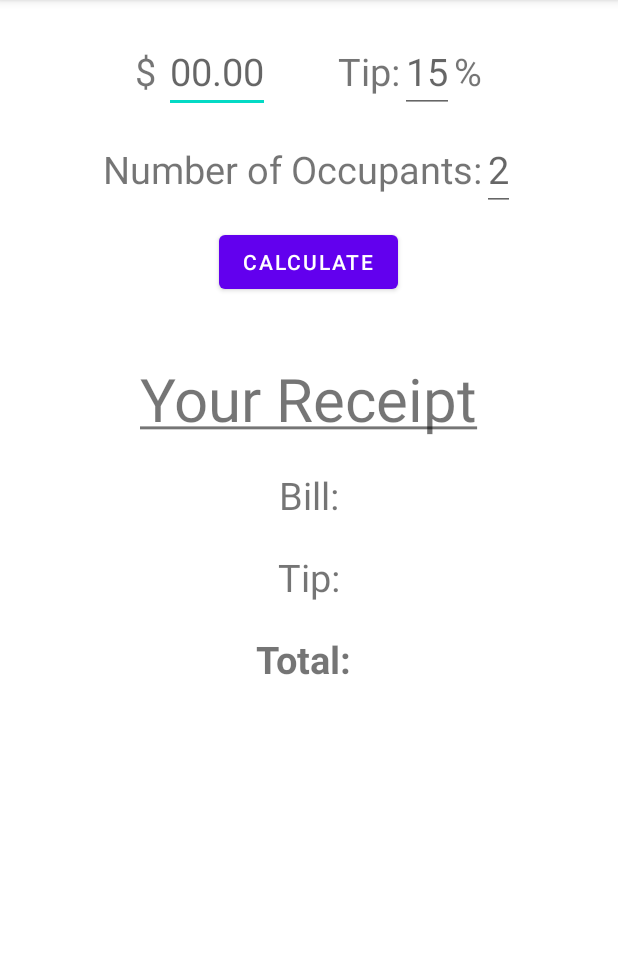
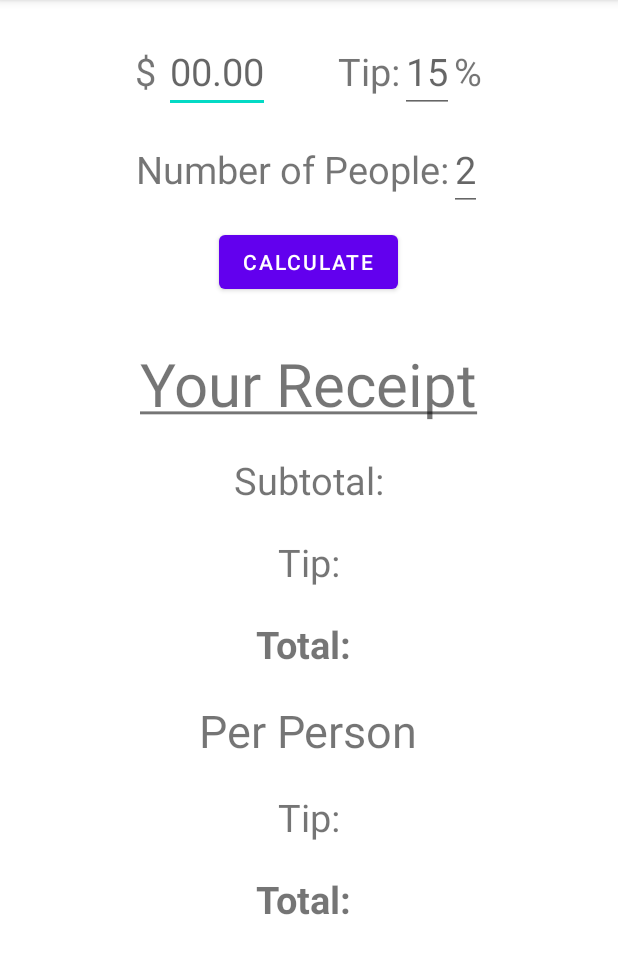
Before and after one commit to Compulex/SplitBill, an Android app: the screen it shows after launch (MainActivity), on a phone screen of 412 x 824 dp, the part 84-1058 px from its top. Run offline under Robolectric (Android 15) with nearby library versions, the phone set to English and light mode, and no system bars.

Commit message:
Part two: set up views for the total calculated per person

```diff
--- a/app/src/main/res/layout/activity_main.xml
+++ b/app/src/main/res/layout/activity_main.xml
@@ -58,6 +58,7 @@
             android:textSize="25sp"/>
     </TableRow>
 
+    <!--Number of people-->
     <TableRow
         android:layout_width="wrap_content"
         android:layout_height="wrap_content"
@@ -94,10 +95,11 @@
         android:layout_width="wrap_content"
         android:layout_height="wrap_content"
         android:layout_gravity="center"
-        android:layout_marginTop="40sp"
+        android:layout_marginTop="30dp"
         android:text="@string/receipt"
         android:textSize="40sp"/>
 
+    <!--Subtotal-->
     <TableRow
         android:layout_width="wrap_content"
         android:layout_height="wrap_content"
@@ -108,17 +110,18 @@
             android:layout_width="wrap_content"
             android:layout_height="wrap_content"
             android:layout_gravity="center"
-            android:text="@string/bill"
+            android:text="@string/subtotal"
             android:textSize="25sp"/>
 
         <TextView
-            android:id="@+id/bill"
+            android:id="@+id/subtotal"
             android:layout_width="wrap_content"
             android:layout_height="wrap_content"
             android:layout_gravity="center"
             android:textSize="25sp"/>
     </TableRow>
 
+    <!--Tip-->
     <TableRow
         android:layout_width="wrap_content"
         android:layout_height="wrap_content"
@@ -140,6 +143,7 @@
             android:textSize="25sp"/>
     </TableRow>
 
+    <!--Total-->
     <TableRow
         android:layout_width="wrap_content"
         android:layout_height="wrap_content"
@@ -160,4 +164,71 @@
             android:layout_gravity="center"
             android:textSize="25sp"/>
     </TableRow>
+
+    <!--Per person-->
+    <TableRow
+        android:layout_width="wrap_content"
+        android:layout_height="wrap_content"
+        android:layout_gravity="center"
+        android:layout_marginTop="20dp">
+
+        <TextView
+            android:layout_width="wrap_content"
+            android:layout_height="wrap_content"
+            android:layout_gravity="center"
+            android:text="@string/per"
+            android:textSize="30sp"/>
+
+        <TextView
+            android:id="@+id/num_ppl"
+            android:layout_width="wrap_content"
+            android:layout_height="wrap_content"
+            android:layout_gravity="center"
+            android:textSize="20sp"/>
+    </TableRow>
+
+    <!--Tip Each-->
+    <TableRow
+        android:layout_width="wrap_content"
+        android:layout_height="wrap_content"
+        android:layout_gravity="center"
+        android:layout_marginTop="20dp">
+
+        <TextView
+            android:layout_width="wrap_content"
+            android:layout_height="wrap_content"
+            android:layout_gravity="center"
+            android:text="@string/tip"
+            android:textSize="25sp"/>
+
+        <TextView
+            android:id="@+id/tip_each"
+            android:layout_width="wrap_content"
+            android:layout_height="wrap_content"
+            android:layout_gravity="center"
+            android:textSize="25sp"/>
+    </TableRow>
+
+    <!--Total Each-->
+    <TableRow
+        android:layout_width="wrap_content"
+        android:layout_height="wrap_content"
+        android:layout_gravity="center"
+        android:layout_marginTop="20dp">
+
+        <TextView
+            android:layout_width="wrap_content"
+            android:layout_height="wrap_content"
+            android:layout_gravity="center"
+            android:text="@string/total"
+            android:textSize="25sp"/>
+
+        <TextView
+            android:id="@+id/total_each"
+            android:layout_width="wrap_content"
+            android:layout_height="wrap_content"
+            android:layout_gravity="center"
+            android:textSize="25sp"/>
+    </TableRow>
+
 </LinearLayout>
--- a/app/src/main/res/values/strings.xml
+++ b/app/src/main/res/values/strings.xml
@@ -5,10 +5,12 @@
     <string name="tip">Tip: </string>
     <string name="placeholder_tip">15</string>
     <string name="percent_sign">%</string>
-    <string name="ppl">Number of Occupants: </string>
+    <string name="ppl">Number of People: </string>
     <string name="placeholder_ppl">2</string>
     <string name="calc_btn">Calculate</string>
     <string name="receipt"><u>Your Receipt</u></string>
-    <string name="bill">Bill: </string>
+    <string name="subtotal">Subtotal: </string>
     <string name="total"><b>Total: </b></string>
+    <string name="per">Per Person </string>
+
 </resources>
```
